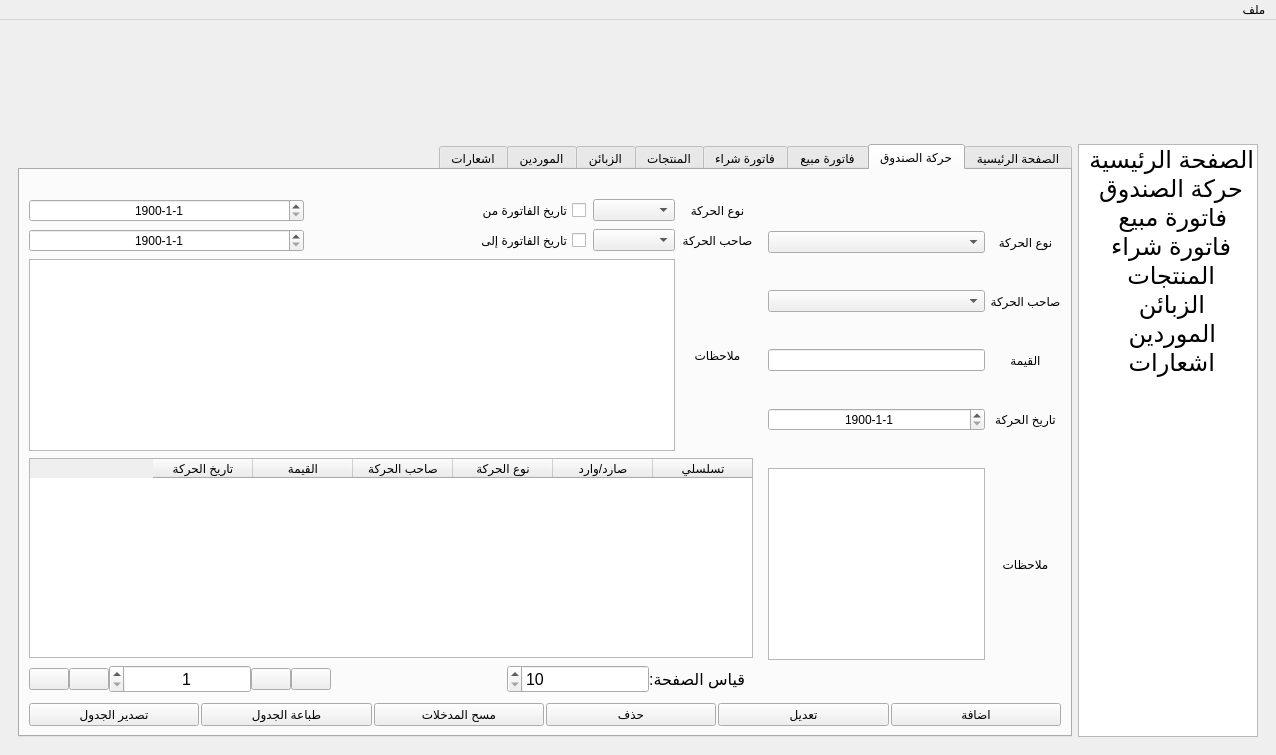
sameraga/Al_Jamal_Shop, file j_shop.ui: the form before one commit.
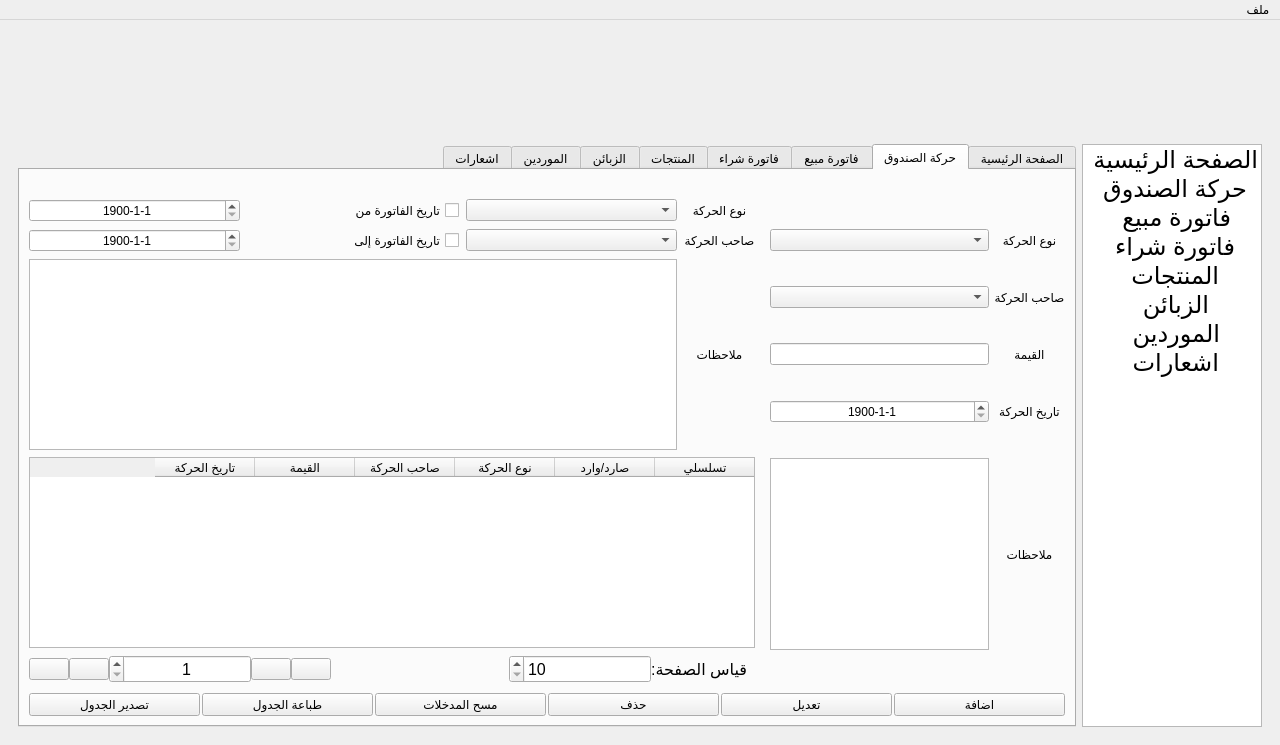
The form after the commit. The open tabs and pages were chosen to show the change. Icons and pictures are not drawn.

The edit to the form file:
```diff
--- a/j_shop.ui
+++ b/j_shop.ui
@@ -6,8 +6,8 @@
    <rect>
     <x>0</x>
     <y>0</y>
-    <width>1276</width>
-    <height>755</height>
+    <width>1280</width>
+    <height>745</height>
    </rect>
   </property>
   <property name="windowTitle">
@@ -803,6 +803,12 @@
                       </item>
                       <item row="0" column="2">
                        <widget class="QComboBox" name="comboBox_7">
+                        <property name="sizePolicy">
+                         <sizepolicy hsizetype="Expanding" vsizetype="Fixed">
+                          <horstretch>0</horstretch>
+                          <verstretch>0</verstretch>
+                         </sizepolicy>
+                        </property>
                         <property name="layoutDirection">
                          <enum>Qt::LeftToRight</enum>
                         </property>
@@ -4031,7 +4037,7 @@
     <rect>
      <x>0</x>
      <y>0</y>
-     <width>1276</width>
+     <width>1280</width>
      <height>46</height>
     </rect>
    </property>
```
